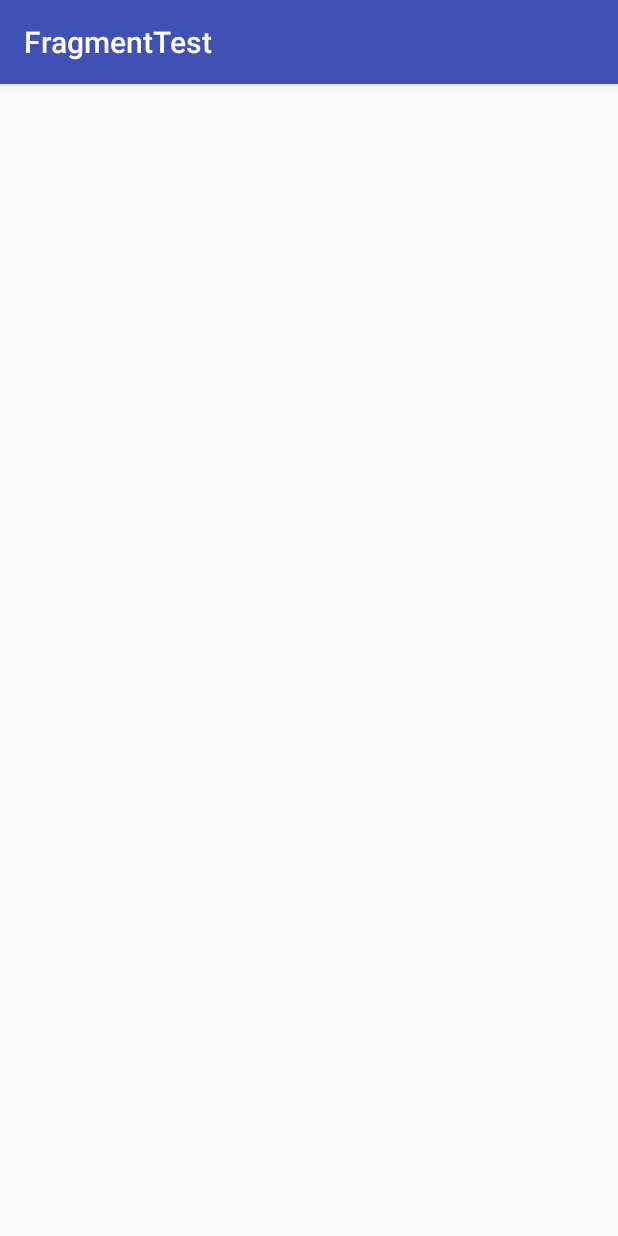
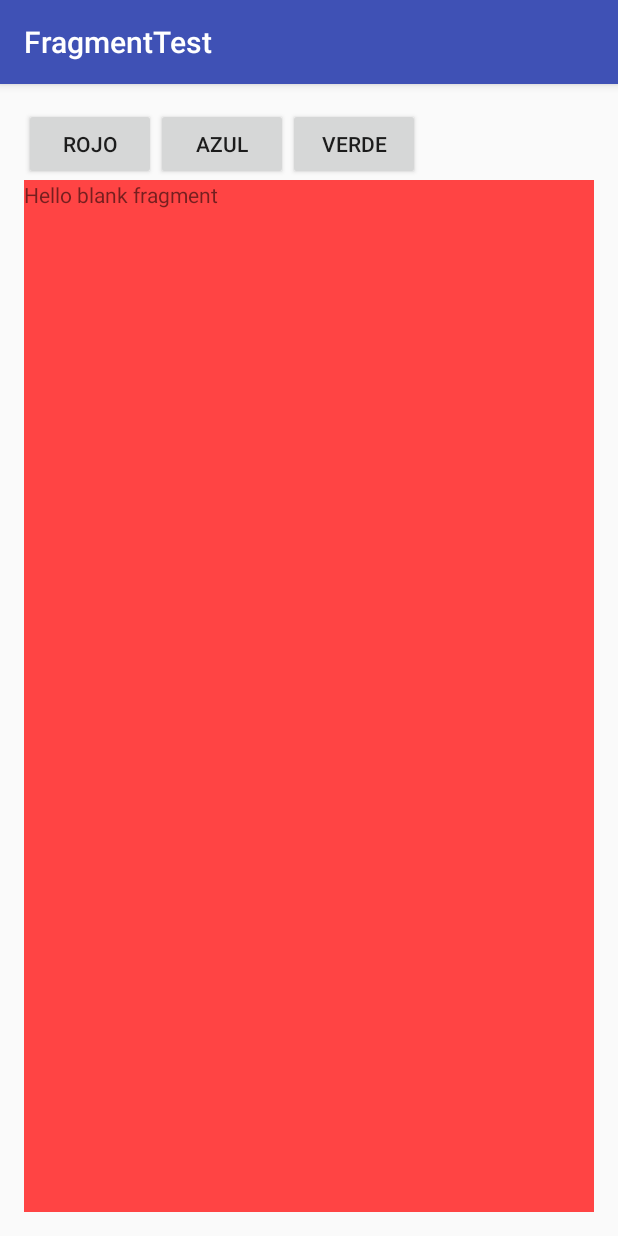
Before and after one commit to Jinex14/FragmentTest, an Android app: the FragmentDinamico screen opened directly, with no data from a screen before it, on a phone screen of 412 x 824 dp. Run offline under Robolectric (Android 15) with nearby library versions, the phone set to English and light mode, and no system bars.

Commit message:
fin de fragment statico

```diff
--- a/app/src/main/java/com/jeancarlo/fragmenttest/FragmentDinamico.java
+++ b/app/src/main/java/com/jeancarlo/fragmenttest/FragmentDinamico.java
@@ -1,13 +1,57 @@
 package com.jeancarlo.fragmenttest;
 
+import android.net.Uri;
+import android.support.v4.app.FragmentTransaction;
 import android.support.v7.app.AppCompatActivity;
 import android.os.Bundle;
+import android.view.View;
+import android.widget.Button;
 
-public class FragmentDinamico extends AppCompatActivity {
+public class FragmentDinamico extends AppCompatActivity implements fragAzul.OnFragmentInteractionListener,fragRojo.OnFragmentInteractionListener,FragVerde.OnFragmentInteractionListener{
+
+    //Referencias a los fragments
+    FragVerde fVerde;
+    fragAzul fAzul;
+    fragRojo fRojo;
 
     @Override
     protected void onCreate(Bundle savedInstanceState) {
         super.onCreate(savedInstanceState);
         setContentView(R.layout.activity_fragment_dinamico);
+
+        //Inicio
+        fVerde=new FragVerde();
+        fAzul=new fragAzul();
+        fRojo=new fragRojo();
+        //Castear Botones
+        getSupportFragmentManager().beginTransaction().add(R.id.contendor,fRojo).commit();
+
+
+
+    }
+
+    @Override
+    public void onFragmentInteraction(Uri uri) {
+
+    }
+
+    public void onClick(View view){
+        FragmentTransaction trans=getSupportFragmentManager().beginTransaction();
+        //ver que boton es
+        switch (view.getId()){
+            case R.id.btnRojo:
+                //Remplazar
+                trans.replace(R.id.contendor,fRojo);
+                break;
+            case R.id.btnAzul:
+                //Remplazar
+                trans.replace(R.id.contendor,fAzul);
+                break;
+            case R.id.btnVerde:
+                //Remplazar
+                trans.replace(R.id.contendor,fVerde);
+                break;
+        }
+        trans.commit();
     }
 }
--- /dev/null
+++ b/app/src/main/java/com/jeancarlo/fragmenttest/fragRojo.java
@@ -0,0 +1,108 @@
+package com.jeancarlo.fragmenttest;
+
+import android.content.Context;
+import android.net.Uri;
+import android.os.Bundle;
+import android.support.v4.app.Fragment;
+import android.view.LayoutInflater;
+import android.view.View;
+import android.view.ViewGroup;
+
+
+/**
+ * A simple {@link Fragment} subclass.
+ * Activities that contain this fragment must implement the
+ * {@link fragRojo.OnFragmentInteractionListener} interface
+ * to handle interaction events.
+ * Use the {@link fragRojo#newInstance} factory method to
+ * create an instance of this fragment.
+ */
+public class fragRojo extends Fragment {
+    // TODO: Rename parameter arguments, choose names that match
+    // the fragment initialization parameters, e.g. ARG_ITEM_NUMBER
+    private static final String ARG_PARAM1 = "param1";
+    private static final String ARG_PARAM2 = "param2";
+
+    // TODO: Rename and change types of parameters
+    private String mParam1;
+    private String mParam2;
+
+    private OnFragmentInteractionListener mListener;
+
+    public fragRojo() {
+        // Required empty public constructor
+    }
+
+    /**
+     * Use this factory method to create a new instance of
+     * this fragment using the provided parameters.
+     *
+     * @param param1 Parameter 1.
+     * @param param2 Parameter 2.
+     * @return A new instance of fragment fragRojo.
+     */
+    // TODO: Rename and change types and number of parameters
+    public static fragRojo newInstance(String param1, String param2) {
+        fragRojo fragment = new fragRojo();
+        Bundle args = new Bundle();
+        args.putString(ARG_PARAM1, param1);
+        args.putString(ARG_PARAM2, param2);
+        fragment.setArguments(args);
+        return fragment;
+    }
+
+    @Override
+    public void onCreate(Bundle savedInstanceState) {
+        super.onCreate(savedInstanceState);
+        if (getArguments() != null) {
+            mParam1 = getArguments().getString(ARG_PARAM1);
+            mParam2 = getArguments().getString(ARG_PARAM2);
+        }
+    }
+
+    @Override
+    public View onCreateView(LayoutInflater inflater, ViewGroup container,
+                             Bundle savedInstanceState) {
+        // Inflate the layout for this fragment
+        return inflater.inflate(R.layout.fragment_frag_rojo, container, false);
+    }
+
+    // TODO: Rename method, update argument and hook method into UI event
+    public void onButtonPressed(Uri uri) {
+        if (mListener != null) {
+            mListener.onFragmentInteraction(uri);
+        }
+    }
+
+    @Override
+    public void onAttach(Context context) {
+        super.onAttach(context);
+        if (context instanceof OnFragmentInteractionListener) {
+            mListener = (OnFragmentInteractionListener) context;
+        } else {
+            throw new RuntimeException(context.toString()
+                    + " must implement OnFragmentInteractionListener");
+        }
+    }
+
+    @Override
+    public void onDetach() {
+        super.onDetach();
+        mListener = null;
+    }
+
+    /**
+     * This interface must be implemented by activities that contain this
+     * fragment to allow an interaction in this fragment to be communicated
+     * to the activity and potentially other fragments contained in that
+     * activity.
+     * <p/>
+     * See the Android Training lesson <a href=
+     * "http://developer.android.com/training/basics/fragments/communicating.html"
+     * >Communicating with Other Fragments</a> for more information.
+     */
+    public interface OnFragmentInteractionListener {
+        // TODO: Update argument type and name
+        void onFragmentInteraction(Uri uri);
+    }
+}
--- a/app/src/main/res/layout/activity_fragment_dinamico.xml
+++ b/app/src/main/res/layout/activity_fragment_dinamico.xml
@@ -1,5 +1,5 @@
 <?xml version="1.0" encoding="utf-8"?>
-<RelativeLayout xmlns:android="http://schemas.android.com/apk/res/android"
+<LinearLayout xmlns:android="http://schemas.android.com/apk/res/android"
     xmlns:tools="http://schemas.android.com/tools"
     android:layout_width="match_parent"
     android:layout_height="match_parent"
@@ -7,6 +7,41 @@
     android:paddingLeft="@dimen/activity_horizontal_margin"
     android:paddingRight="@dimen/activity_horizontal_margin"
     android:paddingTop="@dimen/activity_vertical_margin"
+    android:orientation="vertical"
     tools:context="com.jeancarlo.fragmenttest.FragmentDinamico">
 
-</RelativeLayout>
+    <LinearLayout
+        android:layout_width="match_parent"
+        android:layout_height="wrap_content"
+        android:orientation="horizontal">
+
+        <Button
+            android:layout_width="wrap_content"
+            android:layout_height="wrap_content"
+            android:text="Rojo"
+            android:id="@+id/btnRojo"
+            android:onClick="onClick" />
+
+        <Button
+            android:layout_width="wrap_content"
+            android:layout_height="wrap_content"
+            android:text="Azul"
+            android:id="@+id/btnAzul"
+            android:onClick="onClick" />
+
+        <Button
+            android:layout_width="wrap_content"
+            android:layout_height="wrap_content"
+            android:text="Verde"
+            android:id="@+id/btnVerde"
+            android:nestedScrollingEnabled="false"
+            android:onClick="onClick" />
+
+    </LinearLayout>
+
+    <FrameLayout
+        android:id="@+id/contendor"
+        android:layout_width="match_parent"
+        android:layout_height="match_parent"></FrameLayout>
+
+</LinearLayout>
--- a/app/src/main/res/layout/activity_main.xml
+++ b/app/src/main/res/layout/activity_main.xml
@@ -10,6 +10,10 @@
     tools:context="com.jeancarlo.fragmenttest.MainActivity"
     android:orientation="vertical">
 
+    <LinearLayout
+        android:layout_width="match_parent"
+        android:layout_height="wrap_content"
+        android:orientation="horizontal">
         <TextView
             android:layout_width="wrap_content"
             android:layout_height="wrap_content"
@@ -21,6 +25,7 @@
             android:id="@+id/btnCambio"
             android:text="fragDinamico"/>
 
+    </LinearLayout>
     <!-- Fragmentes !-->
 
     <LinearLayout
--- /dev/null
+++ b/app/src/main/res/layout/fragment_frag_rojo.xml
@@ -0,0 +1,14 @@
+<FrameLayout xmlns:android="http://schemas.android.com/apk/res/android"
+    xmlns:tools="http://schemas.android.com/tools"
+    android:layout_width="match_parent"
+    android:layout_height="match_parent"
+    android:background="@android:color/holo_red_light"
+    tools:context="com.jeancarlo.fragmenttest.fragRojo">
+
+    <!-- TODO: Update blank fragment layout -->
+    <TextView
+        android:layout_width="match_parent"
+        android:layout_height="match_parent"
+        android:text="@string/hello_blank_fragment" />
+
+</FrameLayout>
```
Also changed, not shown: app/src/main/java/com/jeancarlo/fragmenttest/FragVerde.java (added, +108 -0 lines), app/src/main/java/com/jeancarlo/fragmenttest/MainActivity.java (+16 -0 lines), app/src/main/java/com/jeancarlo/fragmenttest/fragAzul.java (added, +108 -0 lines), app/src/main/res/layout/fragment_frag_azul.xml (added, +14 -0 lines), app/src/main/res/layout/fragment_frag_verde.xml (added, +14 -0 lines). Lines whose indentation alone changed are shown as unchanged.
